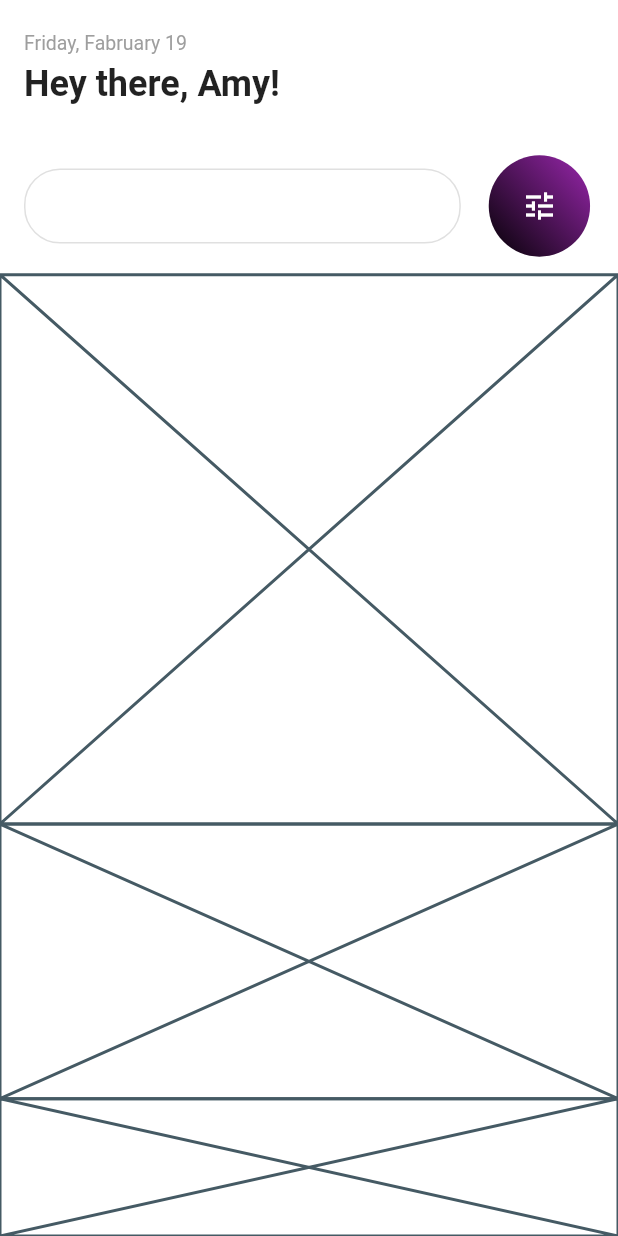
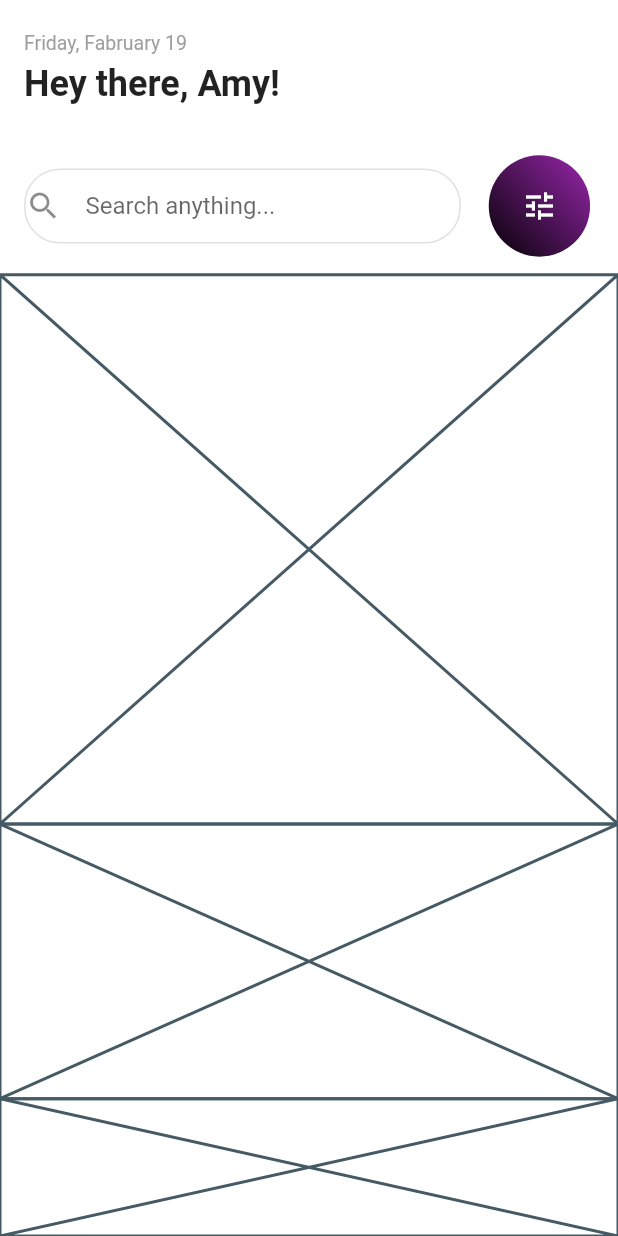
Before and after one commit to JAICHANGPARK/flutter_notebook_11th_story, a Flutter app: the screen it shows after launch, on a phone screen of 412 x 824 dp. Run offline on Flutter 3.47's test engine with Material 2 defaults, Android fonts, the phone set to English and light mode, and no system bars; our stand-ins replace backdrop, badges, flutter_inner_drawer, flutter_slidable, flutter_swiper, google_fonts.

Commit message:
Update experience_home_page.dart

```diff
--- a/lib/ep718_experience_app/experience_home_page.dart
+++ b/lib/ep718_experience_app/experience_home_page.dart
@@ -48,8 +48,10 @@ class _ExperienceHomePageState extends State<ExperienceHomePage> {
                             ),
                             child: TextField(
                               decoration: InputDecoration(
-                                border: InputBorder.none
-                              ),
+                                  border: InputBorder.none,
+                                  hintText: "Search anything...",
+                                  icon: Icon(Icons.search)),
+
                             ),
                           )),
                       SizedBox(
```
